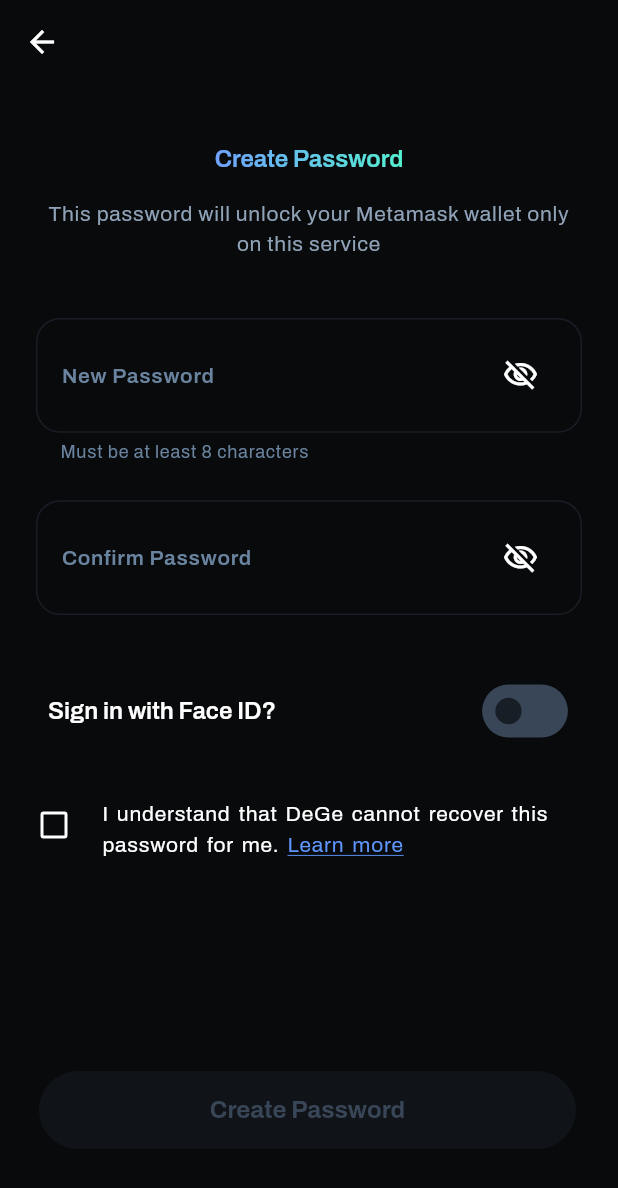
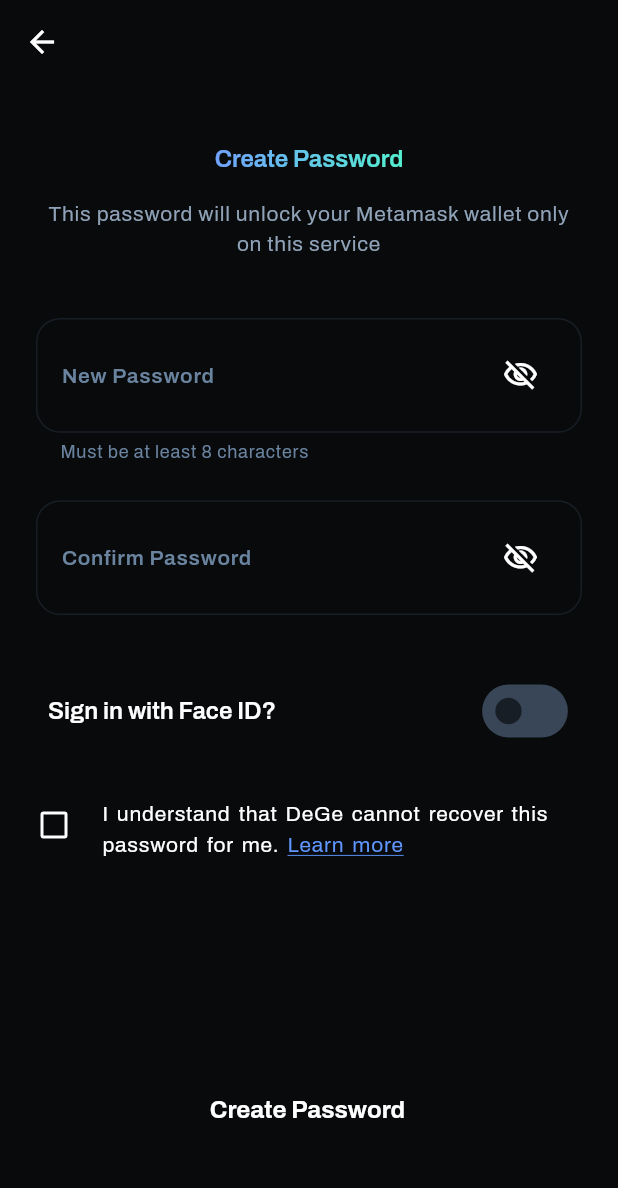
Before and after one commit to AkulGaind/DCY-Wallet, a Flutter app: the screen it shows after launch, after a tap on "Get Started", after a tap on "Create a New Wallet", on a phone screen of 412 x 824 dp. Shown: the top 1188 px of the screen. Run offline on Flutter 3.47's test engine with Material 2 defaults, Android fonts, the phone set to English and light mode, and no system bars.

Commit message:
Added swatch instead of hard coded color codes

```diff
--- a/lib/screens/new_wallet/create_a_new_wallet.dart
+++ b/lib/screens/new_wallet/create_a_new_wallet.dart
@@ -1,5 +1,6 @@
 import 'package:dcy_wallet/screens/new_wallet/secure_your_wallet.dart';
 import 'package:dcy_wallet/screens/widgets/input_text_field.dart';
+import 'package:dcy_wallet/theme/swatch_color.dart';
 import 'package:flutter/material.dart';
 
 import '../../theme/gradient.dart';
@@ -72,7 +73,7 @@ class _CreateNewWalletState extends State<CreateNewWallet> {
         iconTheme: const IconThemeData(
           color: Colors.white,
         ),
-        backgroundColor: const Color(0xFF080A0C),
+        backgroundColor: surfaceSwatch[24],
         centerTitle: true,
       ),
       body: SingleChildScrollView(
@@ -97,10 +98,9 @@ class _CreateNewWalletState extends State<CreateNewWallet> {
                   child: Text(
                     'This password will unlock your Metamask wallet only on this service',
                     textAlign: TextAlign.center,
-                    style: Theme.of(context)
-                        .textTheme
-                        .labelSmall!
-                        .copyWith(color: const Color(0xFF8FA2B7)),
+                    style: Theme.of(context).textTheme.labelSmall!.copyWith(
+                          color: surfaceSwatch[9],
+                        ),
                   ),
                 ),
                 InputTextField(
@@ -162,12 +162,12 @@ class _CreateNewWalletState extends State<CreateNewWallet> {
                       Transform.scale(
                         scale: 1.1,
                         child: Switch(
-                          inactiveThumbColor: const Color(0xFF181E25),
-                          inactiveTrackColor: const Color(0xFF384657),
+                          inactiveThumbColor: surfaceSwatch[22],
+                          inactiveTrackColor: surfaceSwatch[18],
                           activeColor: Colors.white,
                           trackOutlineColor: const MaterialStatePropertyAll(
                               Colors.transparent),
-                          activeTrackColor: const Color(0xFF3D8DFF),
+                          activeTrackColor: primarySwatch[5],
                           value: _togglevalue,
                           onChanged: (onChanged) {
                             setState(
@@ -190,7 +190,7 @@ class _CreateNewWalletState extends State<CreateNewWallet> {
                         padding: const EdgeInsets.only(top: 4),
                         child: Checkbox(
                           checkColor: Colors.white,
-                          activeColor: const Color(0xFF3D8DFF),
+                          activeColor: primarySwatch[5],
                           value: _isChecked,
                           onChanged: (bool? value) {
                             setState(() {
@@ -220,11 +220,11 @@ class _CreateNewWalletState extends State<CreateNewWallet> {
                                       .textTheme
                                       .labelSmall!
                                       .copyWith(
-                                          height: 1.5,
-                                          color: const Color(0xFF5F97FF),
-                                          decoration: TextDecoration.underline,
-                                          decorationColor:
-                                              const Color(0xFF5F97FF)),
+                                        height: 1.5,
+                                        color: secondarySwatch[5],
+                                        decoration: TextDecoration.underline,
+                                        decorationColor: secondarySwatch[5],
+                                      ),
                                 ),
                               ],
                             ),
@@ -256,17 +256,18 @@ class _CreateNewWalletState extends State<CreateNewWallet> {
                   borderRadius: BorderRadius.circular(80),
                 ),
                 child: ElevatedButton(
-                  style: const ButtonStyle(
+                  style: ButtonStyle(
                     backgroundColor: MaterialStatePropertyAll(
-                      Color(0xFF101419),
+                      primarySwatch[23],
                     ),
                   ),
                   onPressed: null,
                   child: Text(
                     'Create Password',
                     style: Theme.of(context).textTheme.displaySmall!.copyWith(
-                        fontWeight: FontWeight.w700,
-                        color: const Color(0xFF384657)),
+                          fontWeight: FontWeight.w700,
+                          color: primarySwatch[18],
+                        ),
                   ),
                 ),
               ),
--- a/lib/screens/slider_screen/slider_screen.dart
+++ b/lib/screens/slider_screen/slider_screen.dart
@@ -1,5 +1,6 @@
-import 'package:dcy_wallet/screens/slider_screen/widgets/walletthrough.dart';
+import 'package:dcy_wallet/screens/slider_screen/widgets/wallet_through.dart';
 import 'package:dcy_wallet/screens/wallet_setup/wallet_setup.dart';
+import 'package:dcy_wallet/theme/swatch_color.dart';
 import 'package:flutter/material.dart';
 
 class SliderScreen extends StatefulWidget {
@@ -65,8 +66,8 @@ class _SliderScreenState extends State<SliderScreen> {
             right: 24,
           ),
           child: ElevatedButton(
-            style: const ButtonStyle(
-              backgroundColor: MaterialStatePropertyAll(Color(0xFF202832)),
+            style: ButtonStyle(
+              backgroundColor: MaterialStatePropertyAll(surfaceSwatch[21]),
             ),
             child: const Center(
               child: Text(
@@ -97,8 +98,8 @@ class _SliderScreenState extends State<SliderScreen> {
       decoration: BoxDecoration(
         shape: BoxShape.circle,
         color: index == _activestate
-            ? const Color(0xFF3D8DFF)
-            : const Color(0xFF384657),
+            ? primarySwatch[5]
+            : surfaceSwatch[18],
       ),
     );
   }
--- a/lib/screens/widgets/input_text_field.dart
+++ b/lib/screens/widgets/input_text_field.dart
@@ -1,3 +1,4 @@
+import 'package:dcy_wallet/theme/swatch_color.dart';
 import 'package:flutter/material.dart';
 
 class InputTextField extends StatelessWidget {
@@ -29,7 +30,6 @@ class InputTextField extends StatelessWidget {
   Widget build(BuildContext context) {
     return Container(
       margin: margin ?? const EdgeInsets.symmetric(horizontal: 24, vertical: 12),
-      // padding: padding,
       child: Column(
         crossAxisAlignment: CrossAxisAlignment.start,
         children: [
@@ -38,7 +38,7 @@ class InputTextField extends StatelessWidget {
             decoration: BoxDecoration(
               borderRadius: BorderRadius.circular(16),
               border: Border.all(
-                color: const Color(0xFF181E25),
+                color: surfaceSwatch[22]!,
               ),
             ),
             child: TextFormField(
@@ -48,7 +48,7 @@ class InputTextField extends StatelessWidget {
               decoration: InputDecoration(
                   labelText: labelText,
                   labelStyle: Theme.of(context).textTheme.labelMedium!.copyWith(
-                        color: const Color(0xFF6A84A0),
+                        color: surfaceSwatch[12],
                       ),
                   border: InputBorder.none,
                   suffixIcon: suffixIcon),
@@ -63,7 +63,7 @@ class InputTextField extends StatelessWidget {
                 helperText!,
                 style: Theme.of(context).textTheme.labelSmall!.copyWith(
                       fontSize: 12,
-                      color: const Color(0xFF6A84A0),
+                      color: surfaceSwatch[12],
                     ),
               ),
             ),
@@ -74,7 +74,7 @@ class InputTextField extends StatelessWidget {
                 errorText!,
                 style: Theme.of(context).textTheme.labelSmall!.copyWith(
                       fontSize: 12,
-                      color: const Color(0xFFEF6B72),
+                      color: errorSwatch[4],
                     ),
               ),
             )
```
Also changed, not shown: lib/screens/new_wallet/manual_secure.dart (+7 -6 lines), lib/screens/new_wallet/secure_your_wallet.dart (+9 -8 lines), lib/screens/seed_phrase/import_from_seed.dart (+14 -12 lines), lib/screens/slider_screen/widgets/wallet_through.dart (renamed from lib/screens/slider_screen/widgets/walletthrough.dart).
